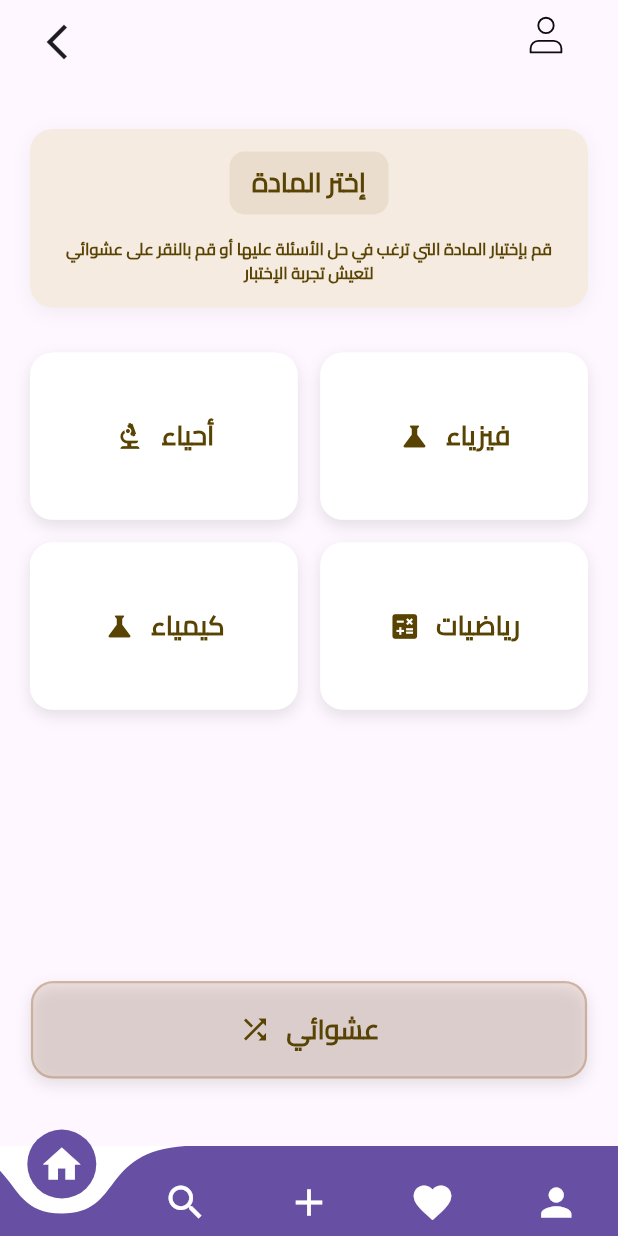
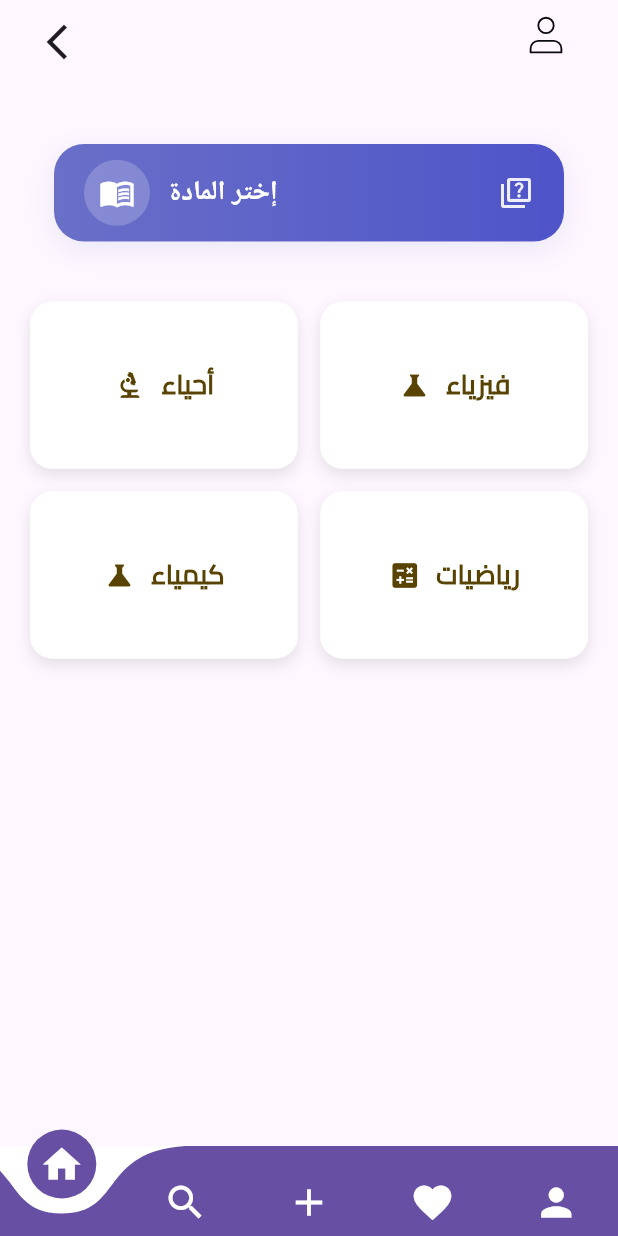
Before and after one commit to MohamedHamdySoftwareEngineer/eye_app, a Flutter app: the HomeView screen opened by its route, after a tap on "ابدأ الاختبار", on a phone screen of 412 x 824 dp. Run offline on Flutter 3.47's test engine with Material 3 defaults, Android fonts, the phone set to English and light mode, and no system bars; drawn by our look-alikes of curved_navigation_bar; our stand-ins replace animated_text_kit, flutter_svg, go_router, typewritertext; project files that could hold a hidden picture were left out.

Commit message:
enhance choice screen

```diff
--- a/lib/core/utils/styles.dart
+++ b/lib/core/utils/styles.dart
@@ -1,4 +1,4 @@
-import 'package:eye/constants.dart';
+import 'package:eye/core/utils/constants.dart';
 import 'package:flutter/material.dart';
 
 abstract class Styles {
--- a/lib/core/widgets/custom_app_bar.dart
+++ b/lib/core/widgets/custom_app_bar.dart
@@ -1,4 +1,4 @@
-import 'package:eye/constants.dart';
+import 'package:eye/core/utils/constants.dart';
 import 'package:eye/core/utils/assets.dart';
 import 'package:flutter/material.dart';
 import 'package:flutter_svg/flutter_svg.dart';
--- a/lib/core/widgets/main_box.dart
+++ b/lib/core/widgets/main_box.dart
@@ -1,4 +1,4 @@
-import 'package:eye/constants.dart';
+import 'package:eye/core/utils/constants.dart';
 import 'package:eye/core/utils/styles.dart';
 import 'package:flutter/material.dart';
 import 'package:flutter_svg/flutter_svg.dart';
--- a/lib/core/widgets/option_box.dart
+++ b/lib/core/widgets/option_box.dart
@@ -1,93 +1,35 @@
-// Enhanced OptionBox widget
 import 'package:flutter/material.dart';
-import 'package:eye/constants.dart';
 import 'package:eye/core/utils/styles.dart';
 
-class OptionBox extends StatefulWidget {
+class OptionBox extends StatelessWidget {
   const OptionBox({
     super.key,
     required this.text,
-    this.height = 60,
-    this.percOfWidth = 0.45,
     this.onTap,
     this.icon,
     this.color,
   });
 
   final String text;
-  final double percOfWidth;
-  final double height;
   final VoidCallback? onTap;
   final IconData? icon;
   final Color? color;
 
   @override
-  State<OptionBox> createState() => _OptionBoxState();
-}
-
-class _OptionBoxState extends State<OptionBox> with SingleTickerProviderStateMixin {
-  late AnimationController _controller;
-  late Animation<double> _scaleAnimation;
-  bool _isPressed = false;
-
-  @override
-  void initState() {
-    super.initState();
-    _controller = AnimationController(
-      duration: const Duration(milliseconds: 150),
-      vsync: this,
-    );
-    _scaleAnimation = Tween<double>(begin: 1.0, end: 0.95).animate(
-      CurvedAnimation(parent: _controller, curve: Curves.easeInOut),
-    );
-  }
-
-  @override
-  void dispose() {
-    _controller.dispose();
-    super.dispose();
-  }
-
-  @override
   Widget build(BuildContext context) {
-    double screenWidth = MediaQuery.of(context).size.width * widget.percOfWidth;
-    Color containerColor = widget.color ?? Colors.white;
-    Color borderColor = widget.color?.withOpacity(0.5) ?? const Color(0xFFB28B67).withOpacity(0.5);
+    final containerColor = color ?? Colors.white;
+    final borderColor = (color ?? const Color(0xFFB28B67)).withOpacity(0.5);
 
     return GestureDetector(
-      onTapDown: (_) {
-        setState(() {
-          _isPressed = true;
-        });
-        _controller.forward();
-      },
-      onTapUp: (_) {
-        setState(() {
-          _isPressed = false;
-        });
-        _controller.reverse();
-        if (widget.onTap != null) {
-          widget.onTap!();
-        }
-      },
-      onTapCancel: () {
-        setState(() {
-          _isPressed = false;
-        });
-        _controller.reverse();
-      },
-      child: ScaleTransition(
-        scale: _scaleAnimation,
+      onTap: onTap,
+      child: RepaintBoundary(
         child: Container(
-          width: screenWidth,
-          height: widget.height,
+          padding: const EdgeInsets.symmetric(vertical: 12, horizontal: 16),
           decoration: BoxDecoration(
             color: containerColor,
             borderRadius: BorderRadius.circular(15),
             border: Border.all(color: borderColor, width: 1.5),
-            boxShadow: _isPressed
-                ? []
-                : [
+            boxShadow: [
               BoxShadow(
                 color: Colors.black.withOpacity(0.1),
                 blurRadius: 8,
@@ -96,20 +38,18 @@ class _OptionBoxState extends State<OptionBox> with SingleTickerProviderStateMix
             ],
           ),
           child: Row(
+            mainAxisSize: MainAxisSize.min,
             mainAxisAlignment: MainAxisAlignment.center,
             children: [
-              if (widget.icon != null) ...[
+              if (icon != null) ...[
                 Icon(
-                  widget.icon,
+                  icon,
+                  size: 22,
                   color: Styles.brownWithoutShadow18.color,
-                  size: 22,
                 ),
                 const SizedBox(width: 10),
               ],
-              Text(
-                widget.text,
-                style: Styles.brownWithoutShadow18,
-              ),
+              Text(text, style: Styles.brownWithoutShadow18),
             ],
           ),
         ),
--- a/lib/features/choice_screen/presentation/views/widgets/choice_screen_body.dart
+++ b/lib/features/choice_screen/presentation/views/widgets/choice_screen_body.dart
@@ -16,39 +16,84 @@ class ChoiceScreenBody extends StatelessWidget {
         padding: const EdgeInsets.symmetric(vertical: 30, horizontal: 20),
         child: Column(
           children: [
-            // Header with decoration
+            // Simple yet pretty header
+// Modern quiz app subject header with card-style design
 Container(
-              padding: const EdgeInsets.symmetric(vertical: 15, horizontal: 20),
+  margin: const EdgeInsets.symmetric(horizontal: 16, vertical: 10),
   decoration: BoxDecoration(
-                color: const Color(0xFFF5EBE0),
-                borderRadius: BorderRadius.circular(15),
+    color: Colors.white,
+    borderRadius: BorderRadius.circular(20),
     boxShadow: [
       BoxShadow(
-                    color: Colors.black.withOpacity(0.05),
-                    blurRadius: 10,
-                    offset: const Offset(0, 3),
+        color: Colors.indigo.withOpacity(0.1),
+        blurRadius: 15,
+        offset: const Offset(0, 5),
       ),
     ],
   ),
   child: Column(
+    crossAxisAlignment: CrossAxisAlignment.stretch,
+    children: [
+      // Colorful top banner
+      Container(
+        height: 65,
+        padding: const EdgeInsets.symmetric(horizontal: 20),
+        decoration: const BoxDecoration(
+          gradient: LinearGradient(
+            colors: [
+              Color(0xFF6A6FC8),
+              Color(0xFF4E54C8)
+            ],
+            begin: Alignment.centerLeft,
+            end: Alignment.centerRight,
+          ),
+          borderRadius: BorderRadius.all(
+            Radius.circular(20)
+          ),
+        ),
+        child: Row(
+          mainAxisAlignment: MainAxisAlignment.spaceBetween,
+          children: [
+            // Title section
+            Row(
+              mainAxisAlignment: MainAxisAlignment.center,
               children: [
                 Container(
-                    padding: const EdgeInsets.symmetric(horizontal: 15, vertical: 8),
+                  padding: const EdgeInsets.all(10),
                   decoration: BoxDecoration(
-                      color: const Color(0xFFB28B67).withOpacity(0.15),
-                      borderRadius: BorderRadius.circular(10),
+                    color: Colors.white.withOpacity(0.2),
+                    shape: BoxShape.circle,
                   ),
-                    child: const Text(
-                      'إختر المادة',
-                      style: Styles.brownWithoutShadow18,
+                  child: const Icon(
+                    Icons.menu_book,
+                    color: Colors.white,
+                    size: 24,
                   ),
                 ),
-                  const SizedBox(height: 15),
+                const SizedBox(width: 12),
                 const Text(
-                    'قم بإختيار المادة التي ترغب في حل الأسئلة عليها أو قم بالنقر على عشوائي لتعيش تجربة الإختبار',
-                    style: Styles.brownWithoutShadow11,
-                    textAlign: TextAlign.center,
+                  'إختر المادة',
+                  style: TextStyle(
+                    fontSize: 18,
+                    fontWeight: FontWeight.bold,
+                    color: Colors.white,
+
                   ),
+
+                ),
+              ],
+            ),
+            // Quiz icon
+            Icon(
+              Icons.quiz_outlined,
+              color: Colors.white.withOpacity(0.9),
+              size: 24,
+            ),
+          ],
+        ),
+      ),
+
+
     ],
   ),
 ),
@@ -103,19 +148,7 @@ class ChoiceScreenBody extends StatelessWidget {
 
             const SizedBox(height: 20),
 
-            // Random option button
-            OptionBox(
-              text: 'عشوائي',
-              percOfWidth: 0.9,
-              height: 65,
-              icon: Icons.shuffle,
-              color: const Color(0xFFB28B67).withOpacity(0.2),
-              onTap: () {
-                GoRouter.of(context).push(AppRouter.rQuizScreen);
-              },
-            ),
 
-            const SizedBox(height: 15),
           ],
         ),
       ),
--- a/lib/features/home/presentation/views/widgets/home_view_body.dart
+++ b/lib/features/home/presentation/views/widgets/home_view_body.dart
@@ -47,8 +47,8 @@ class HomeViewBody extends StatelessWidget {
 
                   // App logo
                   Container(
-                    width: 120,
-                    height: 120,
+                    width: 100,
+                    height: 100,
                     decoration: BoxDecoration(
                       color: Colors.white,
                       shape: BoxShape.circle,
@@ -63,8 +63,8 @@ class HomeViewBody extends StatelessWidget {
                     child: Center(
                       child: Image.asset(
                         AssetsData.logo,
-                        width: 80,
-                        height: 80,
+                        width: 60,
+                        height: 60,
                       ),
                     ),
                   ),
--- a/lib/features/quiz_screen/presentation/views/widgets/quiz_box.dart
+++ b/lib/features/quiz_screen/presentation/views/widgets/quiz_box.dart
@@ -1,4 +1,4 @@
-import 'package:eye/constants.dart';
+import 'package:eye/core/utils/constants.dart';
 import 'package:flutter/material.dart';
 
 import '../../../../../core/utils/styles.dart';
--- a/lib/features/settings_screen/presentation/views/widgets/settings_screen_body.dart
+++ b/lib/features/settings_screen/presentation/views/widgets/settings_screen_body.dart
@@ -1,4 +1,4 @@
-import 'package:eye/constants.dart';
+import 'package:eye/core/utils/constants.dart';
 import 'package:eye/core/utils/assets.dart';
 import 'package:eye/core/widgets/base_scaffold.dart';
 import 'package:eye/features/settings_screen/presentation/views/widgets/build_text_field_with_label.dart';
```
Also changed, not shown: lib/core/utils/constants.dart (renamed from lib/constants.dart). Lines whose indentation alone changed are shown as unchanged.
